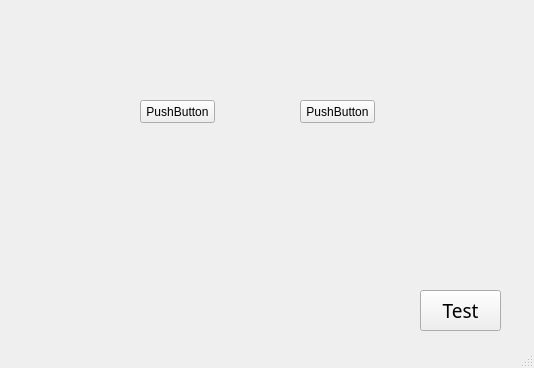
Qt form Qt_Dev/v1.1/program_test/mainwindow.ui (xuezeao/git_program) before a commit.
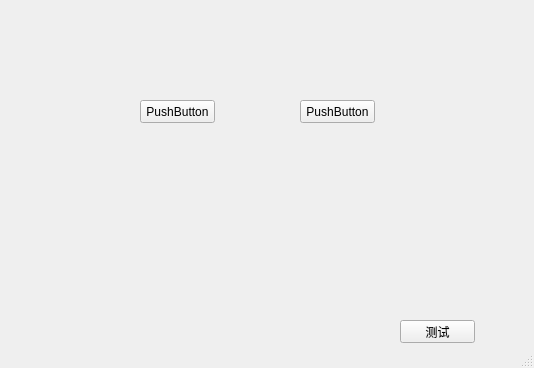
The same form after that commit.

Diff of the .ui file:
```diff
--- a/Qt_Dev/v1.1/program_test/mainwindow.ui
+++ b/Qt_Dev/v1.1/program_test/mainwindow.ui
@@ -58,20 +58,14 @@
    <widget class="QPushButton" name="pushButton_EnterTestpage">
     <property name="geometry">
      <rect>
-      <x>420</x>
-      <y>290</y>
-      <width>81</width>
-      <height>41</height>
+      <x>400</x>
+      <y>320</y>
+      <width>75</width>
+      <height>23</height>
      </rect>
     </property>
-    <property name="font">
-     <font>
-      <family>Agency FB</family>
-      <pointsize>14</pointsize>
-     </font>
-    </property>
     <property name="text">
-     <string>Test</string>
+     <string>测试</string>
     </property>
    </widget>
   </widget>
```
Left out of the diff: 2 changed lines with no effect on the pictures.
